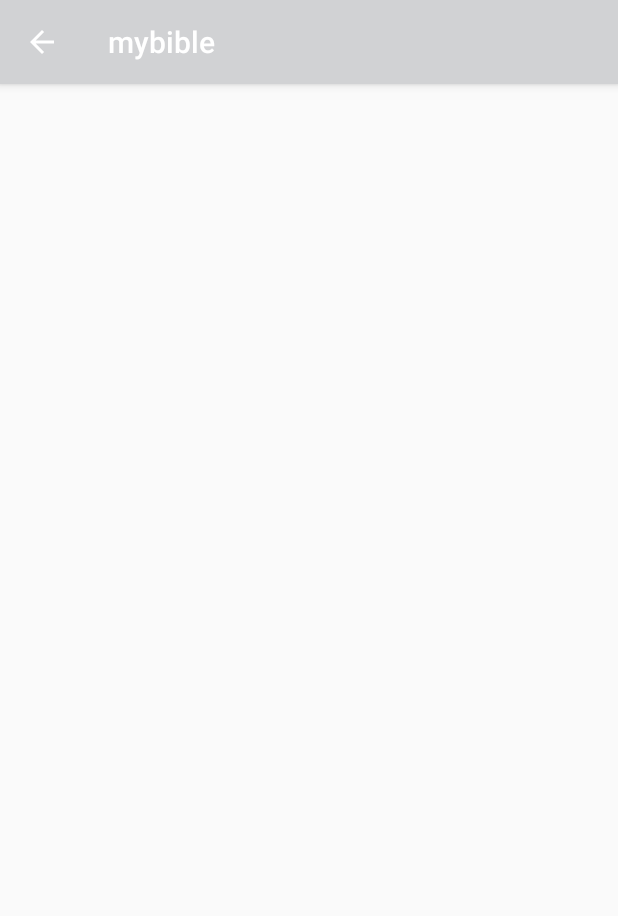
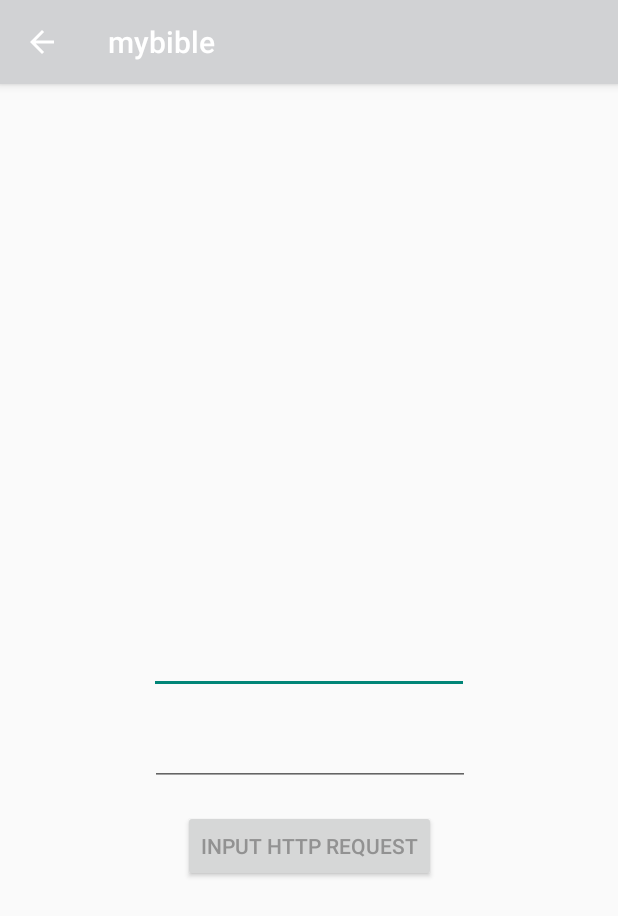
Before and after one commit to duartevicentedrumond/mybible, an Android app: the InputHTTPRequest screen opened directly, with no data from a screen before it, on a phone screen of 412 x 824 dp. Shown: the top 916 px of the screen. Run offline under Robolectric (Android 15) with nearby library versions, the phone set to English and light mode, and no system bars.

Commit message:
added input http request

```diff
--- a/app/build.gradle
+++ b/app/build.gradle
@@ -28,4 +28,5 @@ dependencies {
     androidTestImplementation 'com.android.support.test.espresso:espresso-core:3.0.1'
 
     compile 'com.android.volley:volley:1.0.0'
+    compile'org.jbundle.util.osgi.wrapped:org.jbundle.util.osgi.wrapped.org.apache.http.client:4.1.2'
 }
--- a/app/src/main/java/com/example/duart/mybible/InputHTTPRequest.java
+++ b/app/src/main/java/com/example/duart/mybible/InputHTTPRequest.java
@@ -1,13 +1,115 @@
 package com.example.duart.mybible;
 
+import android.os.AsyncTask;
 import android.support.v7.app.AppCompatActivity;
 import android.os.Bundle;
+import android.util.Log;
+import android.view.View;
+import android.widget.Button;
+import android.widget.EditText;
+import android.widget.Toast;
+
+import org.apache.http.HttpEntity;
+import org.apache.http.HttpResponse;
+import org.apache.http.NameValuePair;
+import org.apache.http.client.ClientProtocolException;
+import org.apache.http.client.HttpClient;
+import org.apache.http.client.entity.UrlEncodedFormEntity;
+import org.apache.http.client.methods.HttpPost;
+import org.apache.http.impl.client.DefaultHttpClient;
+import org.apache.http.message.BasicNameValuePair;
+
+import java.io.IOException;
+import java.util.ArrayList;
+import java.util.List;
 
 public class InputHTTPRequest extends AppCompatActivity {
+
+    private static final String TAG = InputHTTPRequest.class.getName();
+    String url = "http://home.localtunnel.me/android/query_2.php" ;
+    EditText userID, password ;
+    Button btnInputRequest;
+    String tempUser, tempPassword ;
 
     @Override
     protected void onCreate(Bundle savedInstanceState) {
         super.onCreate(savedInstanceState);
         setContentView(R.layout.activity_input_httprequest);
+
+        userID = (EditText) findViewById(R.id.edit_text_user_id);
+        password = (EditText) findViewById(R.id.edit_text_password);
+        btnInputRequest = (Button) findViewById(R.id.btn_input_request);
+
+        btnInputRequest.setOnClickListener(new View.OnClickListener() {
+            @Override
+            public void onClick(View view) {
+
+                getData();
+
+                insertData(tempUser, tempPassword);
+
+            }
+        });
+
+
     }
+
+    public void getData(){
+
+        tempUser = userID.getText().toString();
+        tempPassword = password.getText().toString();
+
+    }
+
+    public void insertData(final String userID, final String password ){
+
+        class SendPostReqAsyncTask extends AsyncTask<String, Void, String> {
+            @Override
+            protected String doInBackground(String... params) {
+
+                String userIDHolder = userID ;
+                String passwordHolder = password ;
+
+                List<NameValuePair> nameValuePairs = new ArrayList<>();
+
+                nameValuePairs.add(new BasicNameValuePair("userID", userIDHolder));
+                nameValuePairs.add(new BasicNameValuePair("password", passwordHolder));
+
+                try {
+
+                    HttpClient httpClient = new DefaultHttpClient();
+
+                    HttpPost httpPost = new HttpPost(url);
+
+                    httpPost.setEntity(new UrlEncodedFormEntity(nameValuePairs));
+
+                    HttpResponse httpResponse = httpClient.execute(httpPost);
+
+                    HttpEntity httpEntity = httpResponse.getEntity();
+
+                } catch (ClientProtocolException e) {
+
+                } catch (IOException e) {
+
+                }
+                return "Data Inserted Successfully";
+            }
+
+            @Override
+            protected void onPostExecute(String result) {
+
+                super.onPostExecute(result);
+
+                Toast.makeText(InputHTTPRequest.this, "Data Submit Successfully", Toast.LENGTH_LONG).show();
+
+            }
+        }
+
+        SendPostReqAsyncTask sendPostReqAsyncTask = new SendPostReqAsyncTask();
+
+        sendPostReqAsyncTask.execute(userID, password);
+
+
+    }
+
 }
--- a/app/src/main/res/layout/activity_input_httprequest.xml
+++ b/app/src/main/res/layout/activity_input_httprequest.xml
@@ -6,4 +6,38 @@
     android:layout_height="match_parent"
     tools:context="com.example.duart.mybible.InputHTTPRequest">
 
+    <EditText
+        android:id="@+id/edit_text_user_id"
+        android:layout_width="wrap_content"
+        android:layout_height="wrap_content"
+        android:ems="10"
+        android:inputType="textPersonName"
+        app:layout_constraintBottom_toBottomOf="parent"
+        app:layout_constraintEnd_toEndOf="parent"
+        app:layout_constraintHorizontal_bias="0.5"
+        app:layout_constraintStart_toStartOf="parent"
+        app:layout_constraintTop_toTopOf="parent" />
+
+    <Button
+        android:id="@+id/btn_input_request"
+        android:layout_width="wrap_content"
+        android:layout_height="wrap_content"
+        android:layout_marginTop="16dp"
+        android:text="@string/btnInputRequest"
+        app:layout_constraintEnd_toEndOf="parent"
+        app:layout_constraintHorizontal_bias="0.5"
+        app:layout_constraintStart_toStartOf="parent"
+        app:layout_constraintTop_toBottomOf="@+id/edit_text_password" />
+
+    <EditText
+        android:id="@+id/edit_text_password"
+        android:layout_width="wrap_content"
+        android:layout_height="wrap_content"
+        android:layout_marginTop="16dp"
+        android:ems="10"
+        android:inputType="textPersonName"
+        app:layout_constraintEnd_toEndOf="parent"
+        app:layout_constraintHorizontal_bias="0.502"
+        app:layout_constraintStart_toStartOf="parent"
+        app:layout_constraintTop_toBottomOf="@+id/edit_text_user_id" />
 </android.support.constraint.ConstraintLayout>
--- a/app/src/main/res/values/strings.xml
+++ b/app/src/main/res/values/strings.xml
@@ -5,6 +5,7 @@
     <string name="btnSendRequest">Send HTTP Request</string>
     <string name="menu_send_request">Send Request</string>
     <string name="menu_input_request">Input Request</string>
+    <string name="btnInputRequest">Input HTTP Request</string>
 
     <!-- TODO: Remove or change this placeholder text -->
 
```
